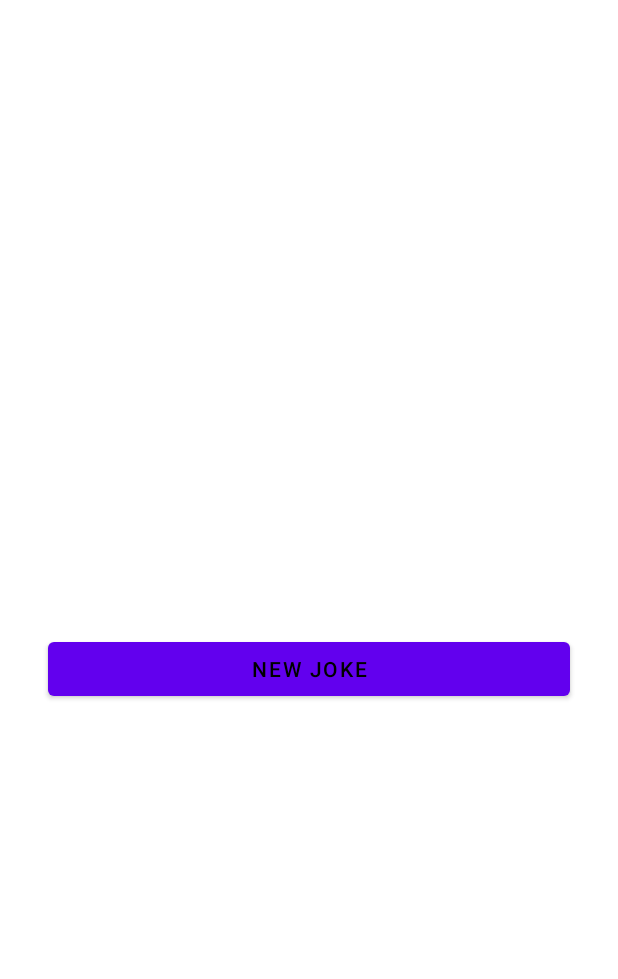
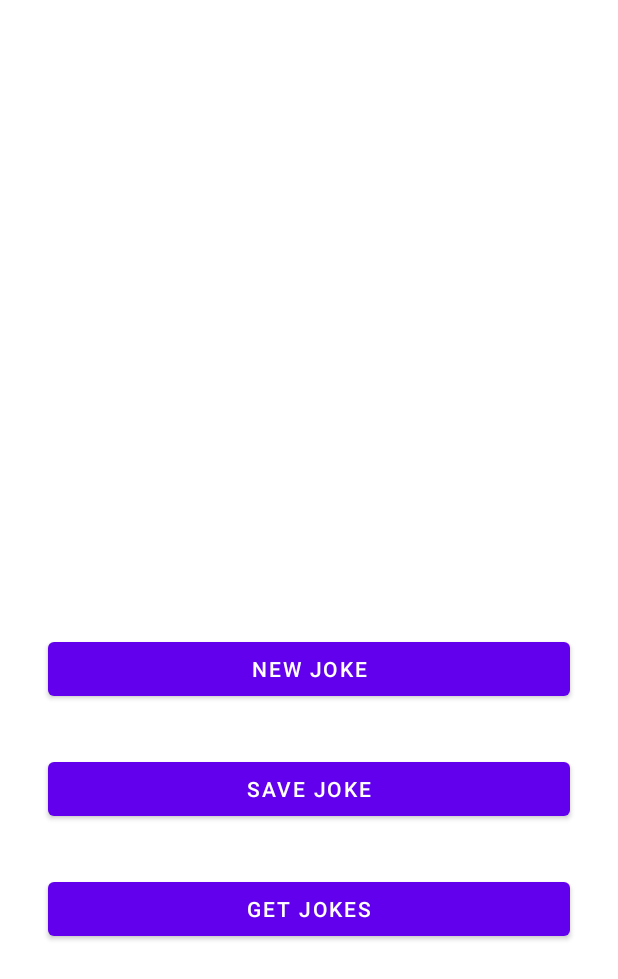
Before and after one commit to m-o/Jokes, an Android app: the layout main_fragment.xml on its own in the app's theme, with its tools: preview values and no code run, on a phone screen of 412 x 824 dp. Shown: the top 979 px of the screen. Run offline under Robolectric (Android 15) with nearby library versions, the phone set to English and light mode, and no system bars; network calls fail.

Commit message:
room for storing and listing jokes

```diff
--- a/app/build.gradle
+++ b/app/build.gradle
@@ -2,7 +2,7 @@ plugins {
     id 'com.android.application'
     id 'kotlin-android'
     id 'kotlin-kapt'
-    id 'kotlin-android-extensions'
+    id 'kotlin-parcelize'
 }
 
 android {
@@ -37,7 +37,7 @@ android {
 }
 
 dependencies {
-    def room_version = "2.2.6"
+    def room_version = "2.3.0-beta01"
     def nav_version = "2.3.3"
 
     implementation "org.jetbrains.kotlin:kotlin-stdlib:$kotlin_version"
@@ -63,8 +63,8 @@ dependencies {
     implementation "io.reactivex.rxjava3:rxjava:3.0.10"
     implementation "io.reactivex.rxjava3:rxkotlin:3.0.1"
 
-
     implementation "androidx.room:room-runtime:$room_version"
+    implementation "androidx.room:room-rxjava3:$room_version"
     kapt "androidx.room:room-compiler:$room_version"
 
     testImplementation 'junit:junit:4.+'
--- a/app/src/main/AndroidManifest.xml
+++ b/app/src/main/AndroidManifest.xml
@@ -6,6 +6,7 @@
     <uses-permission android:name="android.permission.ACCESS_NETWORK_STATE" />
 
     <application
+        android:name=".JokesApplication"
         android:allowBackup="true"
         android:icon="@mipmap/ic_launcher"
         android:label="@string/app_name"
--- a/app/src/main/java/name/ovecka/jokes/JokesApi.kt
+++ b/app/src/main/java/name/ovecka/jokes/JokesApi.kt
@@ -7,6 +7,6 @@ import retrofit2.http.GET
 interface JokesApi {
 
     @GET("joke/Any")
-    fun randomJoke(): Observable<Joke>
+    fun randomJoke(): Observable<JokeModel>
 
 }
--- a/app/src/main/res/layout/main_fragment.xml
+++ b/app/src/main/res/layout/main_fragment.xml
@@ -24,9 +24,36 @@
         android:layout_marginRight="32dp"
         android:layout_height="wrap_content"
         android:text="New Joke"
-        android:textColor="@color/black"
+        android:textColor="@color/white"
         app:layout_constraintTop_toBottomOf="@id/message"
         app:layout_constraintLeft_toLeftOf="parent"
         app:layout_constraintRight_toRightOf="parent" />
 
+    <Button
+        android:id="@+id/saveJokeButton"
+        android:layout_width="match_parent"
+        android:layout_marginLeft="32dp"
+        android:layout_marginRight="32dp"
+        android:layout_height="wrap_content"
+        android:text="Save Joke"
+        android:textColor="@color/white"
+        android:layout_marginTop="32dp"
+        app:layout_constraintTop_toBottomOf="@id/newJokeButton"
+        app:layout_constraintLeft_toLeftOf="parent"
+        app:layout_constraintRight_toRightOf="parent" />
+
+    <Button
+        android:id="@+id/getAllJokesButton"
+        android:layout_width="match_parent"
+        android:layout_marginLeft="32dp"
+        android:layout_marginRight="32dp"
+        android:layout_height="wrap_content"
+        android:text="Get Jokes"
+        android:textColor="@color/white"
+        android:layout_marginTop="32dp"
+        app:layout_constraintTop_toBottomOf="@id/saveJokeButton"
+        app:layout_constraintLeft_toLeftOf="parent"
+        app:layout_constraintRight_toRightOf="parent" />
+
+
 </androidx.constraintlayout.widget.ConstraintLayout>
```
Also changed, not shown: app/src/main/java/name/ovecka/jokes/DatabaseDao.kt (added, +24 -0 lines), app/src/main/java/name/ovecka/jokes/Joke.kt (added, +10 -0 lines), app/src/main/java/name/ovecka/jokes/JokesApplication.kt (added, +19 -0 lines), app/src/main/java/name/ovecka/jokes/JokesDatabase.kt (added, +33 -0 lines), app/src/main/java/name/ovecka/jokes/JokesRepository.kt (+13 -1 lines), app/src/main/java/name/ovecka/jokes/Models.kt (+12 -2 lines), app/src/main/java/name/ovecka/jokes/ui/main/MainFragment.kt (+19 -0 lines), app/src/main/java/name/ovecka/jokes/ui/main/MainViewModel.kt (+28 -8 lines).
